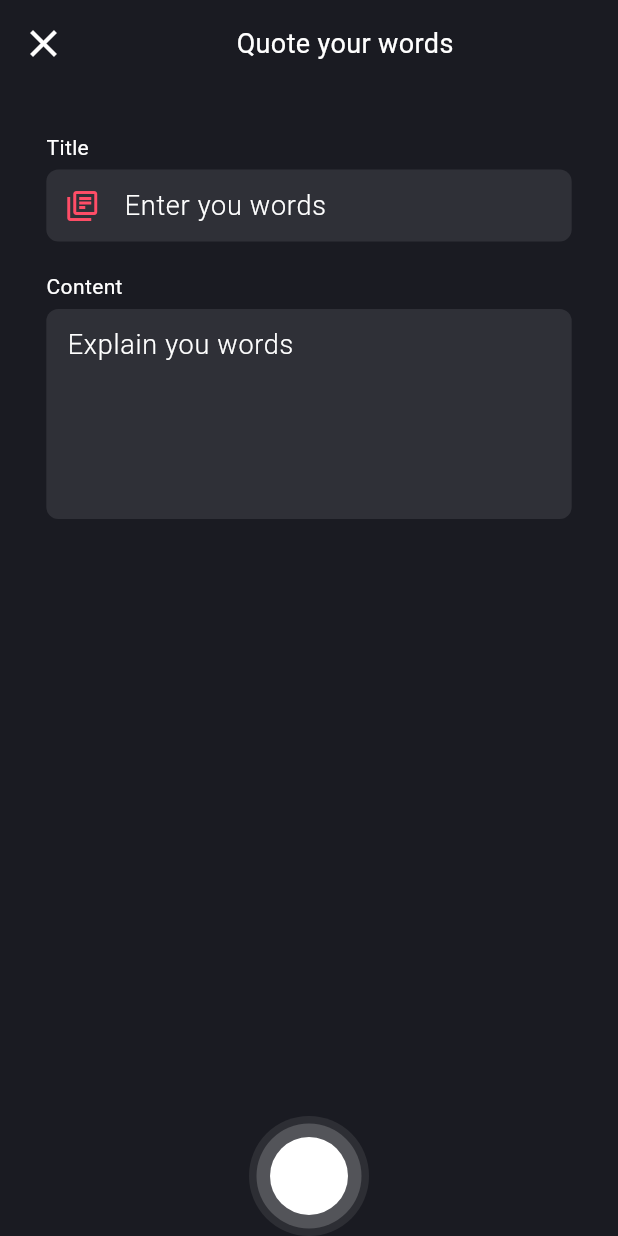
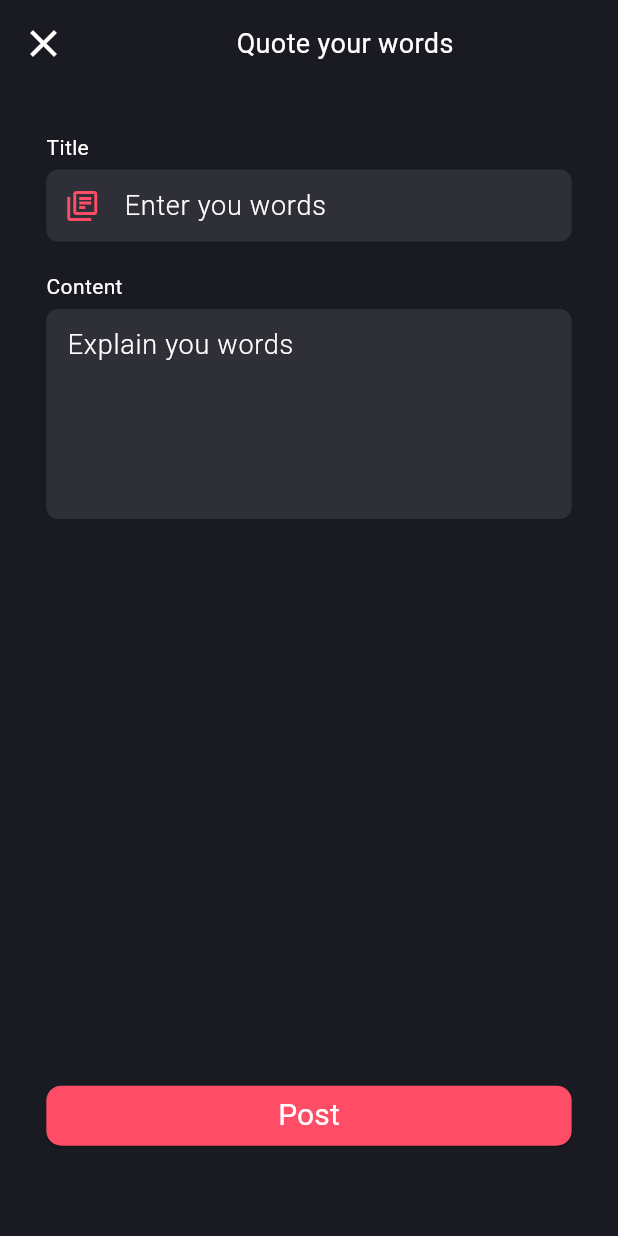
Before and after one commit to muhammed-shadil/social-media-app, a Flutter app: the NewPostBlog screen opened directly, on a phone screen of 412 x 824 dp. Run offline on Flutter 3.47's test engine with Material 3 defaults, Android fonts, the phone set to English and light mode, and no system bars; our stand-ins replace another_flutter_splash_screen, bloc, flutter_bloc, image_picker, shared_preferences, shimmer; accounts and stored records are empty.

Commit message:
complete post ui

```diff
--- a/lib/utils/apiprovider/apiprovider.dart
+++ b/lib/utils/apiprovider/apiprovider.dart
@@ -2,11 +2,7 @@ import 'dart:convert';
 import 'dart:io';
 
 import 'package:http/http.dart' as http;
-import 'package:http/http.dart';
 import 'package:http_parser/http_parser.dart';
-import 'package:image_picker/image_picker.dart';
-import 'package:shared_preferences/shared_preferences.dart';
-import 'package:trek/utils/constants.dart';
 
 class Apiprovider {
   Future<http.Response> signupUser(Map data) async {
--- a/lib/view/screens/New_Post_screen/new_post_blog.dart
+++ b/lib/view/screens/New_Post_screen/new_post_blog.dart
@@ -2,6 +2,7 @@ import 'package:flutter/cupertino.dart';
 import 'package:flutter/material.dart';
 import 'package:trek/utils/constants.dart';
 import 'package:trek/utils/styles.dart';
+import 'package:trek/view/widgets/main_button.dart';
 import 'package:trek/view/widgets/main_textfield.dart';
 
 class NewPostBlog extends StatelessWidget {
@@ -11,38 +12,44 @@ class NewPostBlog extends StatelessWidget {
   Widget build(BuildContext context) {
     return SafeArea(
       child: Scaffold(
-        floatingActionButtonLocation: FloatingActionButtonLocation.centerDocked,
-        floatingActionButton: Container(
-            width: 80,
-            height: 80,
-            decoration: const BoxDecoration(
-              shape: BoxShape.circle,
-              color: Color.fromARGB(255, 45, 46, 52),
-            ),
-            child: Center(
-              child: Container(
-                width: 70,
-                height: 70,
-                decoration: const BoxDecoration(
-                  shape: BoxShape.circle,
-                  color: Color.fromARGB(255, 83, 84, 89),
-                ),
-                child: Center(
-                  child: GestureDetector(
-                    onTap: () {},
-                    child: Container(
-                      width: 52,
-                      height: 52,
-                      decoration: const BoxDecoration(
-                        shape: BoxShape.circle,
-                        color: constants.white,
-                      ),
-                    ),
-                  ),
-                ),
-              ),
-            )),
-        body: Column(
+        // floatingActionButtonLocation: FloatingActionButtonLocation.centerDocked,
+        // floatingActionButton: Container(
+        //     width: 80,
+        //     height: 80,
+        //     decoration: const BoxDecoration(
+        //       shape: BoxShape.circle,
+        //       color: Color.fromARGB(255, 45, 46, 52),
+        //     ),
+        //     child: Center(
+        //       child: Container(
+        //         width: 70,
+        //         height: 70,
+        //         decoration: const BoxDecoration(
+        //           shape: BoxShape.circle,
+        //           color: Color.fromARGB(255, 83, 84, 89),
+        //         ),
+        //         child: Center(
+        //           child: GestureDetector(
+        //             onTap: () {},
+        //             child: Container(
+        //               width: 52,
+        //               height: 52,
+        //               decoration: const BoxDecoration(
+        //                 shape: BoxShape.circle,
+        //                 color: constants.white,
+        //               ),
+        //             ),
+        //           ),
+        //         ),
+        //       ),
+        //     )),
+        body: SingleChildScrollView(
+          child: SizedBox(
+            height: MediaQuery.of(context).size.height * 0.95,
+            child: Column(
+              mainAxisAlignment: MainAxisAlignment.spaceBetween,
+              children: [
+                Column(
                   children: [
                     Padding(
                       padding: const EdgeInsets.all(5.0),
@@ -69,20 +76,54 @@ class NewPostBlog extends StatelessWidget {
                     ),
                     constants.height30,
                     MainTextfield(
+                      space: true,
                       maxlines: 1,
                       preicon: Icons.library_books_outlined,
                       hinttext: "Enter you words",
                       namefield: "Title",
                       keyboard: TextInputType.multiline,
-                validator: (_) {}),
+                      validator: (value) {
+                        if (value == null || value.isEmpty) {
+                          return 'This field cannot be empty';
+                        } else if (value.length < 3) {
+                          return 'Enter at least 3 letters';
+                        }
+                        return null;
+                      },
+                    ),
                     constants.height20,
                     MainTextfield(
+                      space: true,
                       maxlines: 5,
                       hinttext: "Explain you words",
                       namefield: "Content",
                       keyboard: TextInputType.multiline,
-                validator: (_) {})
+                      validator: (value) {
+                        List<String> words = value.trim().split(RegExp(r'\s+'));
+                        if (value == null || value.isEmpty) {
+                          return 'This field cannot be empty';
+                        } else if (words.length < 2) {
+                          return 'Please enter at least two words';
+                        }
+
+                        return null;
+                      },
+                    )
                   ],
+                ),
+                Padding(
+                  padding: const EdgeInsets.only(bottom: 15),
+                  child: MainButton(
+                    onpressed: () {},
+                    child: const Text(
+                      "Post",
+                      style: styles.mainbuttontext,
+                    ),
+                  ),
+                )
+              ],
+            ),
+          ),
         ),
       ),
     );
--- a/lib/view/widgets/main_textfield.dart
+++ b/lib/view/widgets/main_textfield.dart
@@ -4,7 +4,7 @@ import 'package:trek/utils/constants.dart';
 import 'package:trek/utils/styles.dart';
 
 class MainTextfield extends StatelessWidget {
-  const MainTextfield(
+  MainTextfield(
       {super.key,
       this.preicon,
       required this.hinttext,
@@ -12,7 +12,8 @@ class MainTextfield extends StatelessWidget {
       required this.keyboard,
       required this.validator,
       this.controller,
-      this.maxlines});
+      this.maxlines,
+      this.space = false});
   final IconData? preicon;
   final String hinttext;
   final String namefield;
@@ -20,6 +21,7 @@ class MainTextfield extends StatelessWidget {
   final int? maxlines;
   final TextEditingController? controller;
   final String? Function(dynamic value) validator;
+  final bool space;
   @override
   Widget build(BuildContext context) {
     return SizedBox(
@@ -34,9 +36,11 @@ class MainTextfield extends StatelessWidget {
           TextFormField(
             maxLines: maxlines,
             textInputAction: TextInputAction.next,
-            inputFormatters: [
-              FilteringTextInputFormatter.deny(RegExp(r'\s')),
-            ],
+            inputFormatters: space == true
+                ? []
+                : [
+                    FilteringTextInputFormatter.deny(RegExp(r'\s')),
+                  ],
             controller: controller,
             validator: validator,
             keyboardType: keyboard,
@@ -47,10 +51,12 @@ class MainTextfield extends StatelessWidget {
               contentPadding: const EdgeInsets.all(10),
               hintText: hinttext,
               hintStyle: styles.textfieldhintstyle,
-              prefixIcon:preicon==null?null: Icon(
-                preicon,
-                color: constants.secodarycolor,
-              ),
+              prefixIcon: preicon == null
+                  ? null
+                  : Icon(
+                      preicon,
+                      color: constants.secodarycolor,
+                    ),
               border: OutlineInputBorder(
                   borderRadius: BorderRadius.circular(8),
                   borderSide: BorderSide.none),
```
Also changed, not shown: lib/controller/post/newpost/bloc/newpost_event.dart (+8 -1 lines), lib/view/screens/New_Post_screen/image_post_confirmscreen.dart (+69 -5 lines), lib/view/screens/New_Post_screen/new_post_image.dart (+14 -4 lines). Lines whose indentation alone changed are shown as unchanged.
